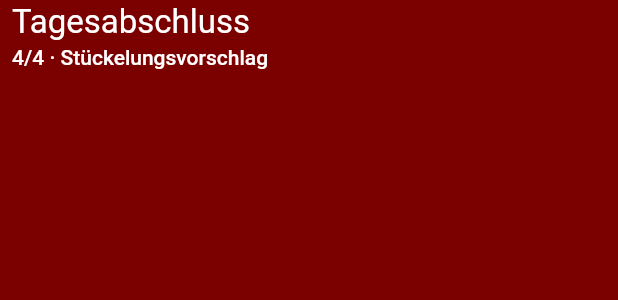
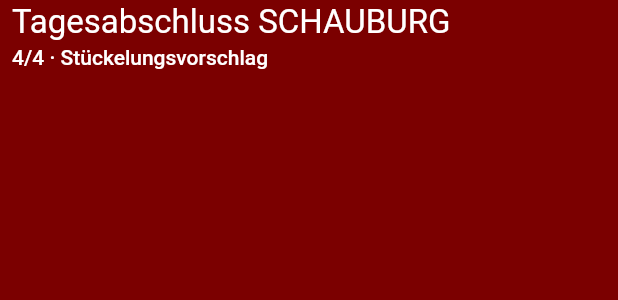
Before and after one commit to pacodemant/kino-tagesabschluss, a Flutter app: the TagesabschlussHeader widget shown alone on an empty page, opened directly, on a phone screen of 412 x 824 dp. Shown: the top 300 px of the screen. Run offline on Flutter 3.47's test engine with Material 3 defaults, Android fonts, the phone set to English and light mode, and no system bars; our stand-ins replace google_fonts, shared_preferences; accounts and stored records are empty.

Commit message:
R183: AppBar-Titel getauscht, Tagesabschluss SCHAUBURG oben

```diff
--- a/lib/widgets/tagesabschluss_header.dart
+++ b/lib/widgets/tagesabschluss_header.dart
@@ -40,7 +40,7 @@
       titleSpacing: 8,
       title: Schritt1HeaderSection(
         onTap: onTap ?? () {},
-        titel: 'Tagesabschluss',
+        titel: 'Tagesabschluss SCHAUBURG',
         untertitel: untertitel,
       ),
       actions: actions,
```
